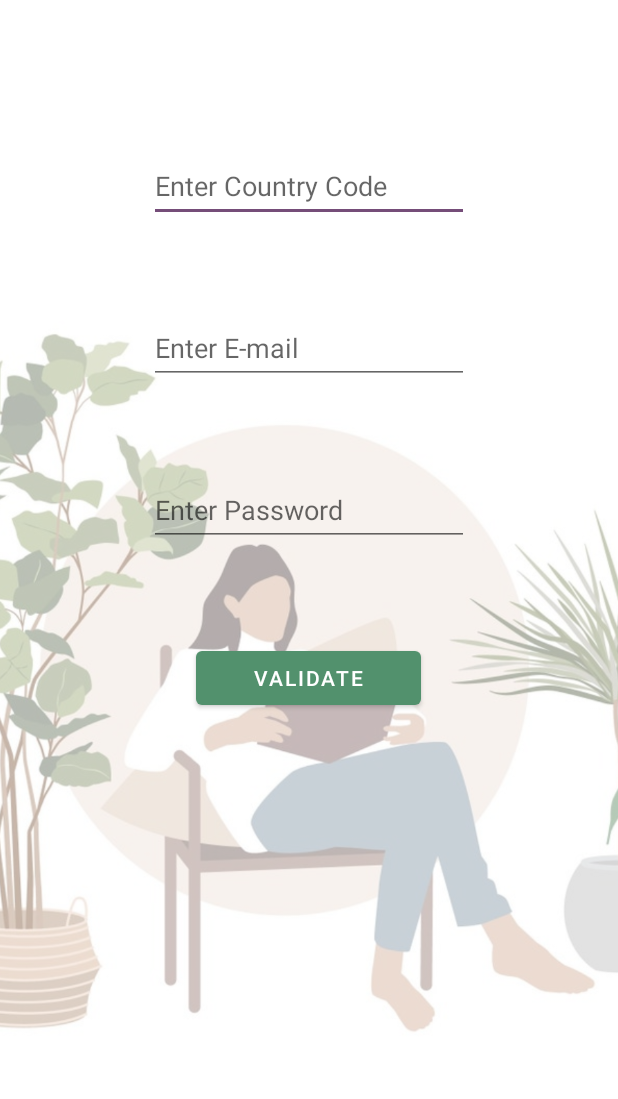
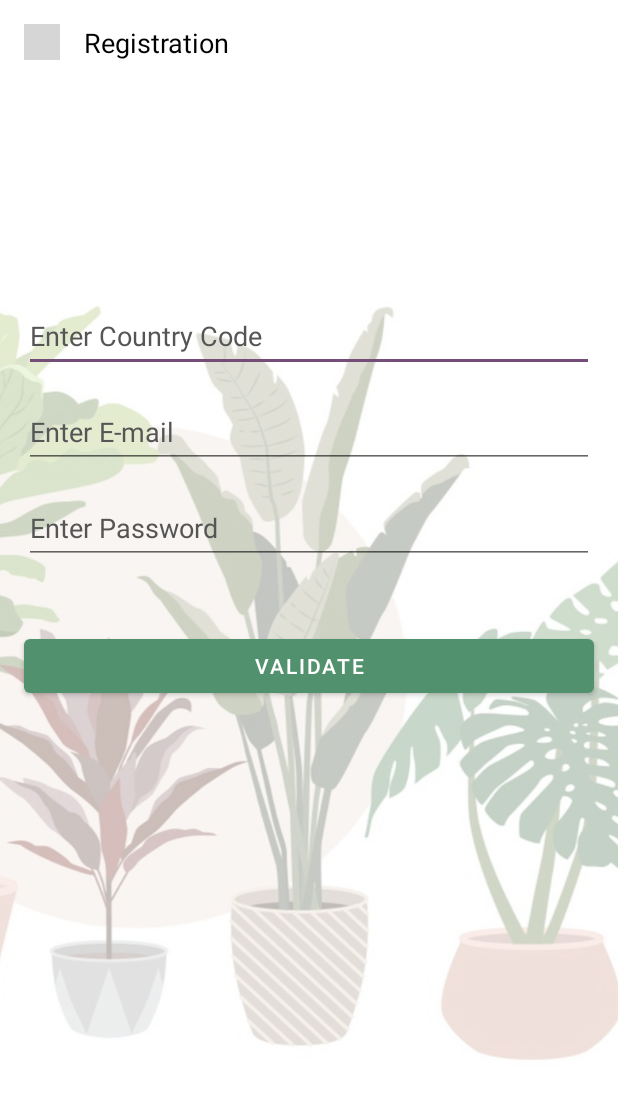
Before and after one commit to igum-natasha/iHome, an Android app: the RegistrationActivity screen opened directly, with no data from a screen before it, on a phone screen of 412 x 824 dp. Shown: the top 1099 px of the screen. Run offline under Robolectric (Android 15) with nearby library versions, the phone set to English and light mode, and no system bars; libraries missing offline, so code that uses them is left out: com.tuya.smart; grey boxes are pictures that could not be loaded.

Commit message:
Change design, fix bugs

```diff
--- a/app/src/main/java/com/example/ihome_cw/HomeActivity.java
+++ b/app/src/main/java/com/example/ihome_cw/HomeActivity.java
@@ -73,7 +73,6 @@ public class HomeActivity extends AppCompatActivity {
   ArrayList<String> roomList;
   String[] rooms = {"kitchen", "bedroom", "study"};
   String homeName = "MyHome";
-  private static final String TAG = "TuyaSmartHome";
 
   public static String ssid, email;
   public static String password;
--- a/app/src/main/java/com/example/ihome_cw/RegistrationActivity.java
+++ b/app/src/main/java/com/example/ihome_cw/RegistrationActivity.java
@@ -5,6 +5,7 @@ import android.os.Bundle;
 import android.view.View;
 import android.widget.Button;
 import android.widget.EditText;
+import android.widget.ImageButton;
 import android.widget.Toast;
 
 import androidx.appcompat.app.AppCompatActivity;
@@ -16,10 +17,9 @@ import com.tuya.smart.sdk.api.IResultCallback;
 
 public class RegistrationActivity extends AppCompatActivity {
 
-  private EditText etRegEmail, etRegPassword, etRegCountryCode, etRegVarificationCode;
-  private Button btnVarificationCode, btnRegister;
-
-  private static final String TAG = "TuyaSmartHome";
+  EditText etRegEmail, etRegPassword, etRegCountryCode, etRegVarificationCode;
+  Button btnVarificationCode, btnRegister;
+  ImageButton btnBack;
 
   @Override
   protected void onCreate(Bundle savedInstanceState) {
@@ -27,7 +27,13 @@ public class RegistrationActivity extends AppCompatActivity {
     setContentView(R.layout.activity_registration);
 
     initViews();
-
+      btnBack.setOnClickListener(
+              new View.OnClickListener() {
+                  @Override
+                  public void onClick(View view) {
+                      finish();
+                  }
+              });
     etRegVarificationCode.setVisibility(View.INVISIBLE);
     btnRegister.setVisibility(View.INVISIBLE);
 
@@ -114,6 +120,7 @@ public class RegistrationActivity extends AppCompatActivity {
   }
 
   private void initViews() {
+      btnBack = findViewById(R.id.back_icon);
     etRegCountryCode = findViewById(R.id.etRegCountryCode);
     etRegVarificationCode = findViewById(R.id.etVarificationCode);
     etRegEmail = findViewById(R.id.etRegEmail);
--- a/app/src/main/res/layout/activity_home.xml
+++ b/app/src/main/res/layout/activity_home.xml
@@ -137,6 +137,7 @@
         android:id="@+id/btnSearch"
         android:layout_width="wrap_content"
         android:layout_height="wrap_content"
+        android:layout_marginBottom="16dp"
         android:text="@string/search_dev"
         app:layout_constraintBottom_toTopOf="@+id/bottom_navigatin_view"
         app:layout_constraintEnd_toEndOf="parent"
@@ -189,7 +190,7 @@
         android:id="@+id/tvInfoDev"
         android:layout_width="wrap_content"
         android:layout_height="wrap_content"
-        android:layout_marginTop="24dp"
+        android:layout_marginTop="32dp"
         android:text="@string/no_dev_found"
         app:layout_constraintEnd_toEndOf="parent"
         app:layout_constraintStart_toStartOf="parent"
--- a/app/src/main/res/layout/activity_registration.xml
+++ b/app/src/main/res/layout/activity_registration.xml
@@ -5,23 +5,32 @@
     android:layout_width="match_parent"
     android:layout_height="match_parent"
     tools:context=".RegistrationActivity">
+    <include
+        android:id="@+id/include"
+        layout="@layout/registration_toolbar" />
 
     <ImageView
         android:id="@+id/imageView3"
-        android:layout_width="789dp"
-        android:layout_height="560dp"
-        android:layout_marginBottom="96dp"
-        android:alpha="0.4"
-        android:background="@drawable/girl"
+        android:layout_width="903dp"
+        android:layout_height="590dp"
+        android:layout_marginBottom="88dp"
+        android:alpha="0.3"
+        android:background="@drawable/login"
         app:layout_constraintBottom_toBottomOf="parent"
         app:layout_constraintEnd_toEndOf="parent"
+        app:layout_constraintHorizontal_bias="0.739"
         app:layout_constraintStart_toStartOf="parent" />
+
     <Button
         android:id="@+id/btnValidate"
-        android:layout_width="150dp"
+        android:layout_width="match_parent"
         android:layout_height="wrap_content"
-        android:layout_marginTop="64dp"
+        android:layout_marginStart="16dp"
+        android:layout_marginTop="16dp"
+        android:layout_marginEnd="16dp"
+        android:layout_marginBottom="32dp"
         android:text="@string/valid"
+        app:layout_constraintBottom_toTopOf="@+id/etVarificationCode"
         app:layout_constraintEnd_toEndOf="parent"
         app:layout_constraintHorizontal_bias="0.498"
         app:layout_constraintStart_toStartOf="parent"
@@ -30,25 +39,32 @@
 
     <Button
         android:id="@+id/btnUserRegister"
-        android:layout_width="150dp"
+        android:layout_width="match_parent"
         android:layout_height="wrap_content"
+        android:layout_marginStart="16dp"
+        android:layout_marginEnd="16dp"
+        android:layout_marginBottom="96dp"
         android:text="@string/regist"
+        android:textColorHint="@color/base_600"
         app:layout_constraintBottom_toBottomOf="parent"
         app:layout_constraintEnd_toEndOf="parent"
-        app:layout_constraintHorizontal_bias="0.498"
+        app:layout_constraintHorizontal_bias="0.0"
         app:layout_constraintStart_toStartOf="parent"
         app:layout_constraintTop_toBottomOf="@+id/etVarificationCode"
         tools:ignore="MissingConstraints" />
 
     <EditText
         android:id="@+id/etRegCountryCode"
-        android:layout_width="wrap_content"
+        android:layout_width="match_parent"
         android:layout_height="wrap_content"
-        android:layout_marginTop="100dp"
+        android:layout_marginStart="16dp"
+        android:layout_marginTop="200dp"
+        android:layout_marginEnd="16dp"
         android:ems="10"
         android:hint="@string/ent_ccode"
         android:inputType="number"
         android:minHeight="48dp"
+        android:textColorHint="@color/base_600"
         app:layout_constraintEnd_toEndOf="parent"
         app:layout_constraintStart_toStartOf="parent"
         app:layout_constraintTop_toTopOf="parent"
@@ -56,13 +72,16 @@
 
     <EditText
         android:id="@+id/etRegEmail"
-        android:layout_width="wrap_content"
+        android:layout_width="match_parent"
         android:layout_height="wrap_content"
-        android:layout_marginTop="60dp"
+        android:layout_marginStart="16dp"
+        android:layout_marginTop="16dp"
+        android:layout_marginEnd="16dp"
         android:ems="10"
         android:hint="@string/ent_email"
         android:inputType="textEmailAddress"
         android:minHeight="48dp"
+        android:textColorHint="@color/base_600"
         app:layout_constraintEnd_toEndOf="parent"
         app:layout_constraintStart_toStartOf="parent"
         app:layout_constraintTop_toBottomOf="@+id/etRegCountryCode"
@@ -70,13 +89,16 @@
 
     <EditText
         android:id="@+id/etRegPassword"
-        android:layout_width="wrap_content"
+        android:layout_width="match_parent"
         android:layout_height="wrap_content"
-        android:layout_marginTop="60dp"
+        android:layout_marginStart="16dp"
+        android:layout_marginTop="16dp"
+        android:layout_marginEnd="16dp"
         android:ems="10"
         android:hint="@string/ent_pass"
         android:inputType="textPassword"
         android:minHeight="48dp"
+        android:textColorHint="@color/base_600"
         app:layout_constraintEnd_toEndOf="parent"
         app:layout_constraintStart_toStartOf="parent"
         app:layout_constraintTop_toBottomOf="@+id/etRegEmail"
@@ -84,15 +106,21 @@
 
     <EditText
         android:id="@+id/etVarificationCode"
-        android:layout_width="wrap_content"
+        android:layout_width="match_parent"
         android:layout_height="wrap_content"
+        android:layout_marginStart="16dp"
+        android:layout_marginTop="32dp"
+        android:layout_marginEnd="16dp"
+        android:layout_marginBottom="16dp"
         android:ems="10"
         android:hint="@string/ent_ver_code"
         android:inputType="number"
         android:minHeight="48dp"
+        android:textColorHint="@color/base_600"
+        app:layout_constraintBottom_toTopOf="@+id/btnUserRegister"
         app:layout_constraintEnd_toEndOf="parent"
-        app:layout_constraintHorizontal_bias="0.497"
+        app:layout_constraintHorizontal_bias="0.0"
         app:layout_constraintStart_toStartOf="parent"
-        tools:ignore="MissingConstraints"
-        tools:layout_editor_absoluteY="514dp" />
+        app:layout_constraintTop_toBottomOf="@+id/btnValidate"
+        tools:ignore="MissingConstraints" />
 </androidx.constraintlayout.widget.ConstraintLayout>
--- /dev/null
+++ b/app/src/main/res/layout/registration_toolbar.xml
@@ -0,0 +1,34 @@
+<?xml version="1.0" encoding="utf-8"?>
+<RelativeLayout xmlns:android="http://schemas.android.com/apk/res/android"
+    xmlns:app="http://schemas.android.com/apk/res-auto"
+    xmlns:tools="http://schemas.android.com/tools"
+    android:layout_width="match_parent"
+    android:layout_height="wrap_content"
+    android:background="@color/base_50">
+    <RelativeLayout
+        android:layout_width="match_parent"
+        android:layout_height="wrap_content"
+        android:padding="16dp">
+
+        <TextView
+            android:id="@+id/login"
+            android:layout_width="wrap_content"
+            android:layout_height="wrap_content"
+            android:layout_marginStart="16dp"
+            android:layout_toEndOf="@+id/back_icon"
+            android:scaleType="fitCenter"
+            android:textColor="@color/base_900"
+            android:text="@string/regist_title"
+            android:textSize="18sp" />
+
+        <ImageButton
+            android:id="@+id/back_icon"
+            android:layout_width="24dp"
+            android:layout_height="24dp"
+            android:background="@color/base_50"
+            android:scaleType="fitCenter"
+            android:src="@drawable/left"
+            app:tint="@color/base_900" />
+
+    </RelativeLayout>
+</RelativeLayout>
--- a/app/src/main/res/values/strings.xml
+++ b/app/src/main/res/values/strings.xml
@@ -19,6 +19,7 @@
     <string name="no_dev_found">No devices found</string>
     <string name="no_fav_ev_found">No favourite events found</string>
     <string name="login">Login</string>
+    <string name="login_title">Log in</string>
     <string name="ent_ccode">Enter Country Code</string>
     <string name="ent_email">Enter E-mail</string>
     <string name="ent_pass">Enter Password</string>
@@ -121,4 +122,7 @@
     <string name="delete_ac_fail">Account deleting failed with error:</string>
     <string name="logout_suc">Log out successful!</string>
     <string name="logout_fail">Log out failed with error:</string>
+    <string name="welcome">Welcome to iHome</string>
+    <string name="wifi_login">Wifi log in</string>
+    <string name="regist_title">Registration</string>
 </resources>
```
Also changed, not shown: app/src/main/java/com/example/ihome_cw/LoginActivity.java (+12 -3 lines), app/src/main/java/com/example/ihome_cw/WifiLoginActivity.java (+14 -3 lines), app/src/main/res/layout/activity_login.xml (+42 -21 lines), app/src/main/res/layout/activity_pre_main.xml (+32 -7 lines), app/src/main/res/layout/activity_wifi_login.xml (+29 -16 lines), app/src/main/res/layout/login_toolbar.xml (added, +34 -0 lines), app/src/main/res/layout/wifi_toolbar.xml (added, +34 -0 lines), app/src/main/res/drawable/login.jpg (added), 1 other file.
